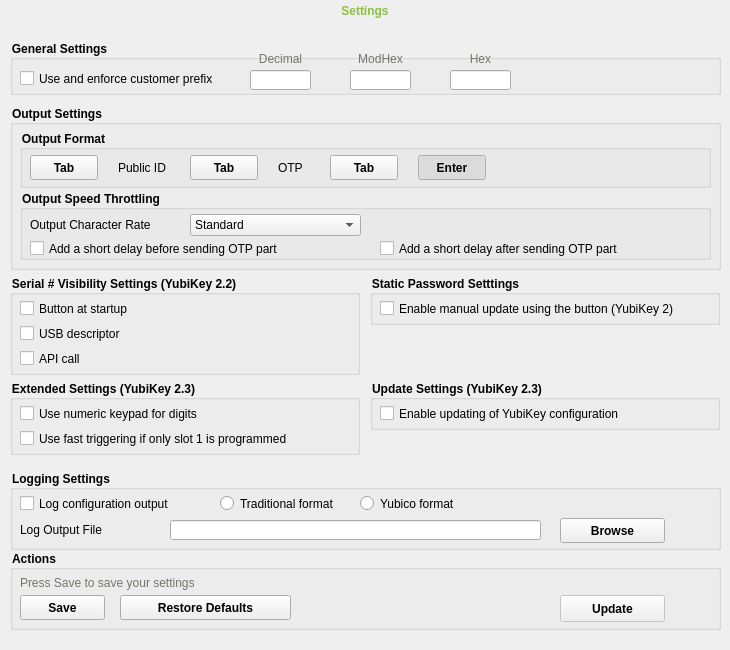
This is src/ui/settingpage.ui in Yubico/yubikey-personalization-gui-dpkg as Qt 5 draws it before an edit. The edited form follows.
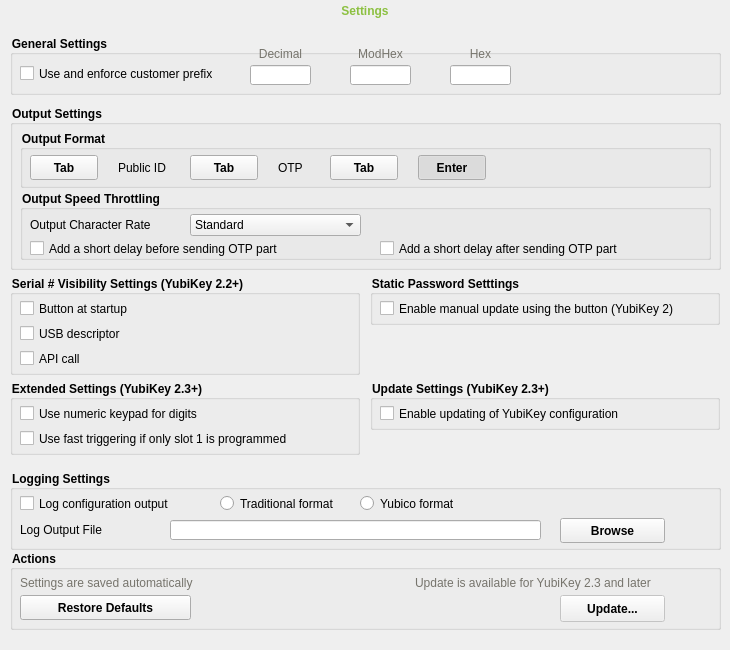
This is the edited form. Icons and pictures are not drawn.

Diff of the .ui file:
```diff
--- a/src/ui/settingpage.ui
+++ b/src/ui/settingpage.ui
@@ -77,9 +77,9 @@
     <property name="geometry">
      <rect>
       <x>10</x>
-      <y>40</y>
+      <y>35</y>
       <width>711</width>
-      <height>55</height>
+      <height>60</height>
      </rect>
     </property>
     <property name="styleSheet">
@@ -397,38 +397,12 @@
     <property name="title">
      <string>Actions</string>
     </property>
-    <widget class="QPushButton" name="saveBtn">
-     <property name="geometry">
-      <rect>
-       <x>10</x>
-       <y>45</y>
-       <width>85</width>
-       <height>25</height>
-      </rect>
-     </property>
-     <property name="styleSheet">
-      <string notr="true">font: 12px;
-font-weight: bold;</string>
-     </property>
-     <property name="text">
-      <string>Save</string>
-     </property>
-     <property name="autoExclusive">
-      <bool>false</bool>
-     </property>
-     <property name="default">
-      <bool>false</bool>
-     </property>
-     <property name="flat">
-      <bool>false</bool>
-     </property>
-    </widget>
     <widget class="QLabel" name="actionsDescLbl">
      <property name="geometry">
       <rect>
        <x>10</x>
        <y>25</y>
-       <width>691</width>
+       <width>200</width>
        <height>16</height>
       </rect>
      </property>
@@ -438,7 +412,7 @@
 </string>
      </property>
      <property name="text">
-      <string>Press Save to save your settings</string>
+      <string>Settings are saved automatically</string>
      </property>
     </widget>
     <widget class="QPushButton" name="restoreBtn">
@@ -447,7 +421,7 @@
      </property>
      <property name="geometry">
       <rect>
-       <x>110</x>
+       <x>10</x>
        <y>45</y>
        <width>171</width>
        <height>25</height>
@@ -486,7 +460,25 @@
       </rect>
      </property>
      <property name="text">
-      <string>Update</string>
+      <string>Update...</string>
+     </property>
+    </widget>
+    <widget class="QLabel" name="updateDescLbl">
+     <property name="geometry">
+      <rect>
+       <x>405</x>
+       <y>25</y>
+       <width>250</width>
+       <height>16</height>
+      </rect>
+     </property>
+     <property name="styleSheet">
+      <string notr="true">font-weight: normal;
+color: rgb(118, 116, 108)
+</string>
+     </property>
+     <property name="text">
+      <string>Update is available for YubiKey 2.3 and later</string>
      </property>
     </widget>
    </widget>
@@ -882,7 +874,7 @@
 </string>
     </property>
     <property name="title">
-     <string>Serial # Visibility Settings (YubiKey 2.2)</string>
+     <string>Serial # Visibility Settings (YubiKey 2.2+)</string>
     </property>
     <widget class="QCheckBox" name="srBtnVisibleCheck">
      <property name="geometry">
@@ -1066,7 +1058,7 @@
 </string>
     </property>
     <property name="title">
-     <string>Update Settings (YubiKey 2.3)</string>
+     <string>Update Settings (YubiKey 2.3+)</string>
     </property>
     <widget class="QCheckBox" name="updateCheck">
      <property name="geometry">
@@ -1142,7 +1134,7 @@
 </string>
     </property>
     <property name="title">
-     <string>Extended Settings (YubiKey 2.3)</string>
+     <string>Extended Settings (YubiKey 2.3+)</string>
     </property>
     <widget class="QCheckBox" name="useNumericKeypadCheck">
      <property name="geometry">
```
Left out of the diff: 1 changed line with no effect on the pictures.
